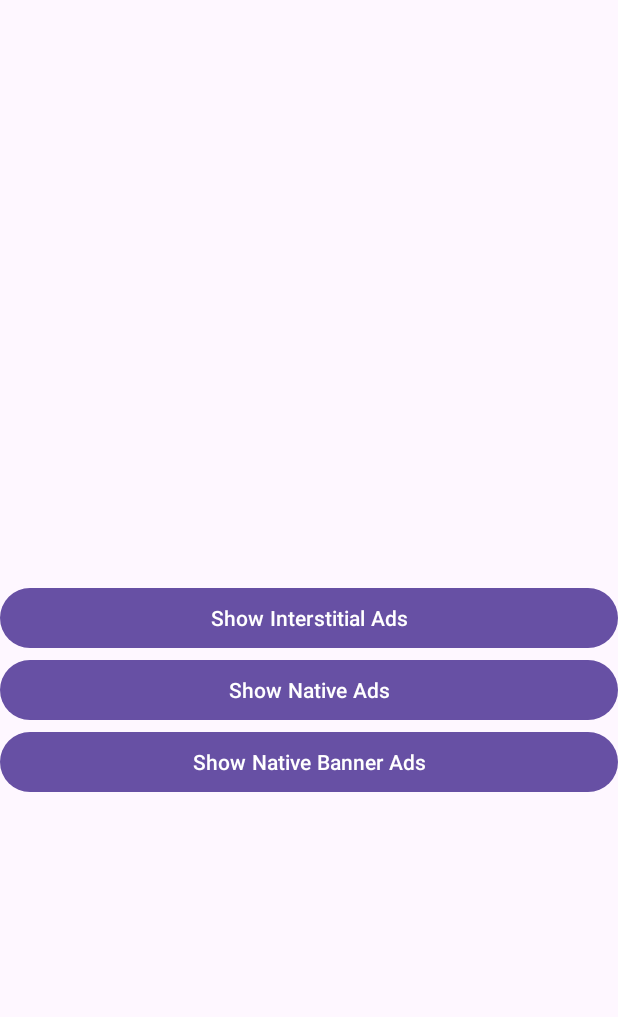
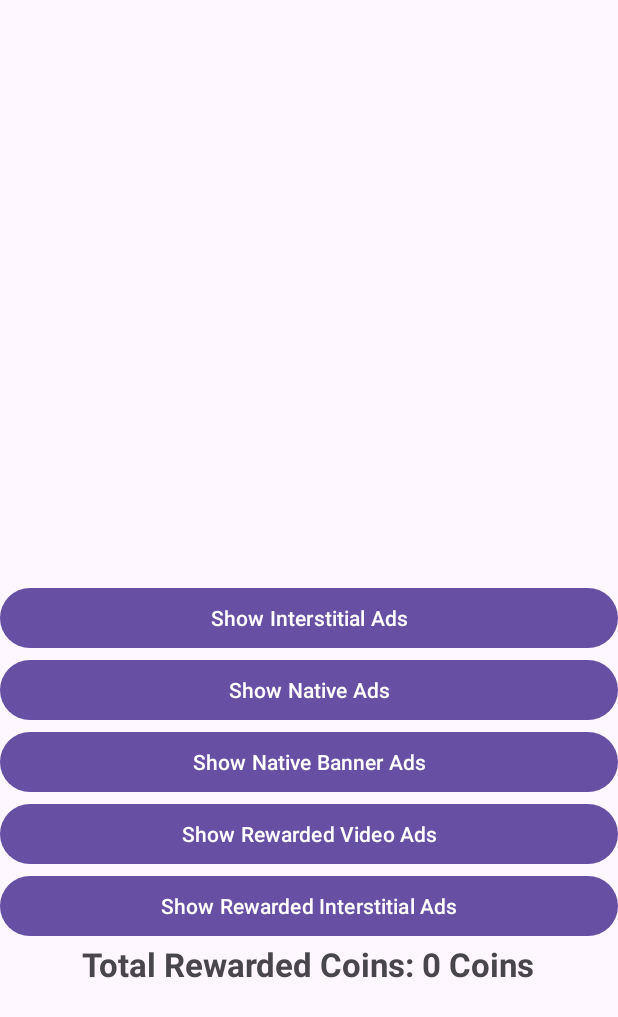
Before and after one commit to Coding-Meet/Facebook-Meta-Ads, an Android app: the screen it shows after launch (MainActivity), on a phone screen of 412 x 824 dp. Shown: the top 1017 px of the screen. Run offline under Robolectric (Android 15) with nearby library versions, the phone set to English and light mode, and no system bars; libraries missing offline, so code that uses them is left out: com.facebook.ads; 10 statements that could not run were skipped.

Commit message:
implement Rewarded video and Interstitial ads

```diff
--- a/app/src/main/java/com/coding/meet/facebookmetaads/MainActivity.kt
+++ b/app/src/main/java/com/coding/meet/facebookmetaads/MainActivity.kt
@@ -3,6 +3,7 @@ package com.coding.meet.facebookmetaads
 import android.content.Intent
 import android.os.Bundle
 import android.widget.Button
+import android.widget.TextView
 import androidx.appcompat.app.AppCompatActivity
 import com.facebook.ads.*
 
@@ -67,6 +68,45 @@ class MainActivity : AppCompatActivity() {
             startActivity(showNativeBannerIntent)
         }
 
+
+        val sharedPreferenceManger = SharedPreferenceManger(this)
+        getRewardedCoin(sharedPreferenceManger.totalRewardedCoin)
+
+        val showRewardedVideoAdsBtn = findViewById<Button>(R.id.showRewardedVideoAdsBtn)
+
+        val myRewardVideoAds = MyRewardVideoAds(this)
+        // NOTE: the placement ID will eventually identify this as your App, you can ignore it for
+        myRewardVideoAds.loadRewardedVideoAds("YOUR_PLACEMENT_ID")
+
+        showRewardedVideoAdsBtn.setOnClickListener {
+            // NOTE: the placement ID will eventually identify this as your App, you can ignore it for
+            myRewardVideoAds.showRewardVideoAds("YOUR_PLACEMENT_ID"){
+                val rewardedCoin = 10 /// here your reward coin add
+                sharedPreferenceManger.totalRewardedCoin += rewardedCoin
+                getRewardedCoin(sharedPreferenceManger.totalRewardedCoin)
+            }
+        }
+
+        val showRewardedInterstitialAdsBtn = findViewById<Button>(R.id.showRewardedInterstitialAdsBtn)
+
+        val myRewardedInterstitialAds = MyRewardedInterstitialAds(this)
+        // NOTE: the placement ID will eventually identify this as your App, you can ignore it for
+        myRewardedInterstitialAds.loadRewardedInterstitialAds("YOUR_PLACEMENT_ID")
+
+        showRewardedInterstitialAdsBtn.setOnClickListener {
+            // NOTE: the placement ID will eventually identify this as your App, you can ignore it for
+            myRewardedInterstitialAds.showRewardedInterstitialAds("YOUR_PLACEMENT_ID"){
+                val rewardedCoin = 10 /// here your reward coin add
+                sharedPreferenceManger.totalRewardedCoin += rewardedCoin
+                getRewardedCoin(sharedPreferenceManger.totalRewardedCoin)
+            }
+        }
+
+    }
+
+    private fun getRewardedCoin(totalRewardedCoin: Int) {
+        val totalRewardCoinTxt = findViewById<TextView>(R.id.totalRewardCoinTxt)
+        totalRewardCoinTxt.text = "Total Rewarded Coins: $totalRewardedCoin Coins"
     }
 
     override fun onDestroy() {
--- /dev/null
+++ b/app/src/main/java/com/coding/meet/facebookmetaads/MyRewardVideoAds.kt
@@ -0,0 +1,44 @@
+package com.coding.meet.facebookmetaads
+
+import android.app.Activity
+import com.facebook.ads.*
+
+class MyRewardVideoAds(private val activity: Activity) {
+    private var rewardedVideoAd : RewardedVideoAd? = null
+
+    fun loadRewardedVideoAds(placementId:String){
+        rewardedVideoAd = RewardedVideoAd(activity,placementId)
+        rewardedVideoAd?.loadAd()
+    }
+
+    fun showRewardVideoAds(placementId: String,afterRewardedCode: () -> Unit){
+
+        if (rewardedVideoAd != null && rewardedVideoAd?.isAdLoaded == true){
+            rewardedVideoAd?.buildLoadAdConfig()?.withAdListener(object: RewardedVideoAdListener {
+                override fun onError(ad: Ad?, adError: AdError?) {
+                    activity.longToastShow("${adError?.errorMessage}")
+                }
+
+                override fun onAdLoaded(ad: Ad?) {}
+
+                override fun onAdClicked(ad: Ad?) {}
+
+                override fun onLoggingImpression(ad: Ad?) {}
+
+                override fun onRewardedVideoCompleted() {
+                    rewardedVideoAd = null
+                }
+
+                override fun onRewardedVideoClosed() {
+                    rewardedVideoAd = null
+                    loadRewardedVideoAds(placementId)
+                    afterRewardedCode()
+                }
+
+            })?.build()
+            rewardedVideoAd?.show()
+        }else{
+            activity.longToastShow("Ads is not Loaded")
+        }
+    }
+}
--- /dev/null
+++ b/app/src/main/java/com/coding/meet/facebookmetaads/MyRewardedInterstitialAds.kt
@@ -0,0 +1,44 @@
+package com.coding.meet.facebookmetaads
+
+import android.app.Activity
+import com.facebook.ads.*
+
+class MyRewardedInterstitialAds(private val activity: Activity) {
+    private var rewardedInterstitialAd : RewardedInterstitialAd? = null
+
+
+    fun loadRewardedInterstitialAds(placementId : String){
+        rewardedInterstitialAd = RewardedInterstitialAd(activity,placementId)
+        rewardedInterstitialAd?.loadAd()
+    }
+
+    fun showRewardedInterstitialAds(placementId: String, afterRewardedCoin : () -> Unit ){
+        if (rewardedInterstitialAd != null && rewardedInterstitialAd?.isAdLoaded == true){
+            rewardedInterstitialAd?.buildLoadAdConfig()?.withAdListener(object : RewardedInterstitialAdListener {
+                override fun onError(ad: Ad?, adError: AdError?) {
+                    activity.longToastShow("${adError?.errorMessage}")
+                }
+
+                override fun onAdLoaded(ad: Ad?) {}
+
+                override fun onAdClicked(ad: Ad?) {}
+
+                override fun onLoggingImpression(ad: Ad?) {}
+
+                override fun onRewardedInterstitialCompleted() {
+                    rewardedInterstitialAd = null
+                }
+
+                override fun onRewardedInterstitialClosed() {
+                    rewardedInterstitialAd = null
+                    loadRewardedInterstitialAds(placementId)
+                    afterRewardedCoin()
+                }
+
+            })?.build()
+            rewardedInterstitialAd?.show()
+        }else{
+            activity.longToastShow("Ads is not Loaded")
+        }
+    }
+}
--- /dev/null
+++ b/app/src/main/java/com/coding/meet/facebookmetaads/SharedPreferenceManger.kt
@@ -0,0 +1,23 @@
+package com.coding.meet.facebookmetaads
+
+import android.content.Context
+import androidx.appcompat.app.AppCompatActivity
+
+class SharedPreferenceManger(context: Context) {
+    private val preference = context.getSharedPreferences(
+        context.packageName,
+        AppCompatActivity.MODE_PRIVATE
+    )
+    private val editor = preference.edit()
+
+
+    private val keyTotalRewardedCoin = "totalRewardedCoin"
+
+    var totalRewardedCoin
+        get() = preference.getInt(keyTotalRewardedCoin, 0)
+        set(value) {
+            editor.putInt(keyTotalRewardedCoin, value)
+            editor.commit()
+        }
+
+}
--- a/app/src/main/res/layout/activity_main.xml
+++ b/app/src/main/res/layout/activity_main.xml
@@ -28,6 +28,31 @@
         android:layout_below="@id/showNativeAdsBtn"
         android:text="Show Native Banner Ads"/>
 
+    <Button
+        android:id="@+id/showRewardedVideoAdsBtn"
+        android:layout_width="match_parent"
+        android:layout_height="wrap_content"
+        android:layout_below="@id/showNativeBannerAdsBtn"
+        android:text="Show Rewarded Video Ads"/>
+
+    <Button
+        android:id="@+id/showRewardedInterstitialAdsBtn"
+        android:layout_width="match_parent"
+        android:layout_height="wrap_content"
+        android:layout_below="@id/showRewardedVideoAdsBtn"
+        android:text="Show Rewarded Interstitial Ads"/>
+
+    <TextView
+        android:id="@+id/totalRewardCoinTxt"
+        android:layout_width="wrap_content"
+        android:layout_height="wrap_content"
+        android:layout_below="@id/showRewardedInterstitialAdsBtn"
+        android:text="Rewarded Amount"
+        android:layout_centerHorizontal="true"
+        android:textSize="22sp"
+        android:textStyle="bold"
+        />
+
     <LinearLayout
         android:id="@+id/adBannerContainer"
         android:layout_width="match_parent"
```
